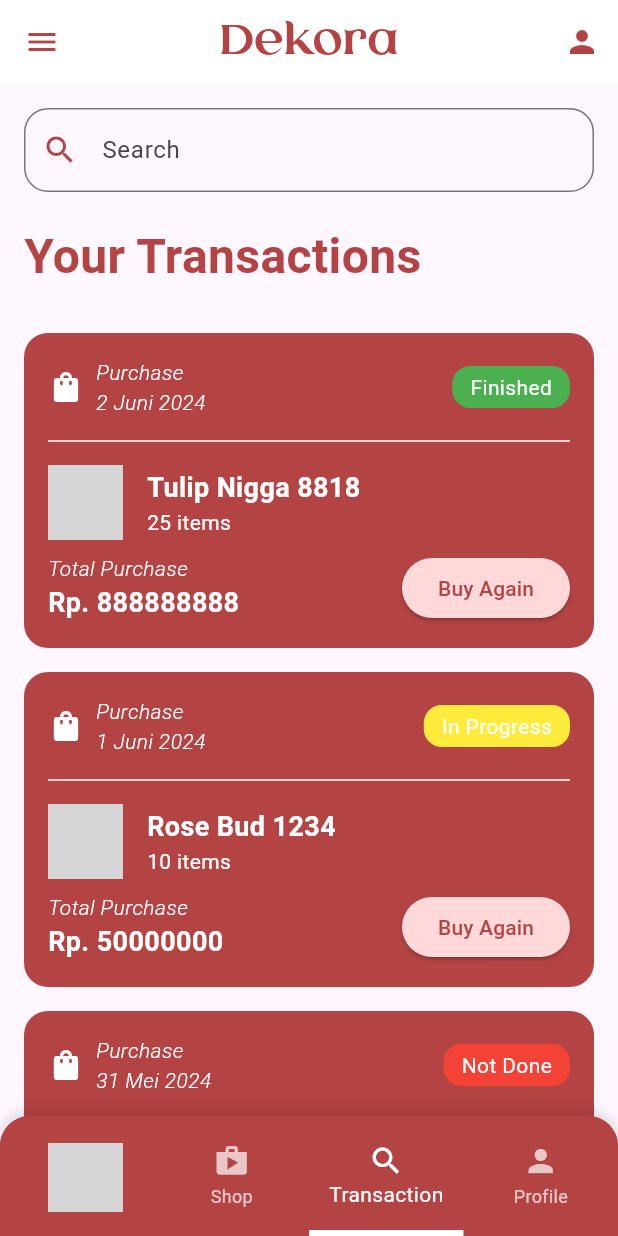
After one commit to arelsulistyo/Dekora, a Flutter app: the TransactionScreen screen opened directly, on a phone screen of 412 x 824 dp. The commit adds this screen. Run offline on Flutter 3.47's test engine with Material 3 defaults, Android fonts, the phone set to English and light mode, and no system bars; our stand-ins replace firebase_auth, firebase_core, shared_preferences; accounts and stored records are empty; network calls fail; Roboto replaces fonts that are missing (SF Pro Display); project files that could hold a hidden picture were left out; grey boxes are pictures that could not be loaded.

Commit message:
added transaction page

```diff
--- /dev/null
+++ b/lib/screens/transaction_screen.dart
@@ -0,0 +1,314 @@
+import 'package:flutter/material.dart';
+import 'package:dekora/global_variables.dart';
+import 'package:dekora/widgets/custom_bottom_navigation_bar.dart';
+
+class TransactionScreen extends StatefulWidget {
+  const TransactionScreen({super.key});
+
+  @override
+  _TransactionScreenState createState() => _TransactionScreenState();
+}
+
+class _TransactionScreenState extends State<TransactionScreen> {
+  List<Map<String, dynamic>> transactions = [
+    {
+      "date": "2 Juni 2024",
+      "status": "Finished",
+      "statusColor": Colors.green,
+      "image": "https://via.placeholder.com/50",
+      "name": "Tulip Nigga 8818",
+      "quantity": 25,
+      "totalPurchase": "Rp. 888888888"
+    },
+    {
+      "date": "1 Juni 2024",
+      "status": "In Progress",
+      "statusColor": Colors.yellow,
+      "image": "https://via.placeholder.com/50",
+      "name": "Rose Bud 1234",
+      "quantity": 10,
+      "totalPurchase": "Rp. 50000000"
+    },
+    {
+      "date": "31 Mei 2024",
+      "status": "Not Done",
+      "statusColor": Colors.red,
+      "image": "https://via.placeholder.com/50",
+      "name": "Lily Blossom 5678",
+      "quantity": 5,
+      "totalPurchase": "Rp. 25000000"
+    },
+    {
+      "date": "30 Mei 2024",
+      "status": "Finished",
+      "statusColor": Colors.green,
+      "image": "https://via.placeholder.com/50",
+      "name": "Daisy Delight 91011",
+      "quantity": 15,
+      "totalPurchase": "Rp. 75000000"
+    },
+  ];
+  List<Map<String, dynamic>> filteredTransactions = [];
+  TextEditingController searchController = TextEditingController();
+  int _selectedIndex = 2;
+
+  @override
+  void initState() {
+    super.initState();
+    filteredTransactions = transactions;
+    searchController.addListener(() {
+      filterTransactions();
+    });
+  }
+
+  void filterTransactions() {
+    List<Map<String, dynamic>> _transactions = [];
+    _transactions.addAll(transactions);
+    if (searchController.text.isNotEmpty) {
+      _transactions.retainWhere((transaction) {
+        String searchTerm = searchController.text.toLowerCase();
+        String transactionName = transaction["name"].toLowerCase();
+        return transactionName.contains(searchTerm);
+      });
+    }
+    setState(() {
+      filteredTransactions = _transactions;
+    });
+  }
+
+  void _onItemTapped(int index) {
+    setState(() {
+      _selectedIndex = index;
+    });
+  }
+
+  @override
+  void dispose() {
+    searchController.dispose();
+    super.dispose();
+  }
+
+  @override
+  Widget build(BuildContext context) {
+    return Scaffold(
+      appBar: AppBar(
+        backgroundColor: Colors.white,
+        title: const Text(
+          'Dekora',
+          style: TextStyle(
+            fontFamily: 'Laviossa',
+            fontSize: 28,
+            color: GlobalVariables.primaryColor,
+          ),
+        ),
+        centerTitle: true,
+        leading: IconButton(
+          icon: const Icon(Icons.menu, color: GlobalVariables.primaryColor),
+          onPressed: () {
+            // Handle menu button press
+          },
+        ),
+        actions: [
+          IconButton(
+            icon: const Icon(Icons.person, color: GlobalVariables.primaryColor),
+            onPressed: () {
+              // Handle profile button press
+            },
+          ),
+        ],
+      ),
+      body: Stack(
+        children: [
+          Padding(
+            padding: const EdgeInsets.all(16.0),
+            child: Column(
+              crossAxisAlignment: CrossAxisAlignment.start,
+              children: [
+                TextField(
+                  controller: searchController,
+                  decoration: InputDecoration(
+                    hintText: 'Search',
+                    prefixIcon:
+                        Icon(Icons.search, color: GlobalVariables.primaryColor),
+                    border: OutlineInputBorder(
+                      borderRadius: BorderRadius.circular(16.0),
+                    ),
+                  ),
+                  style: const TextStyle(
+                    fontFamily: 'SF Pro Display',
+                  ),
+                ),
+                const SizedBox(height: 20),
+                const Text(
+                  'Your Transactions',
+                  style: TextStyle(
+                    fontFamily: 'SF Pro Display',
+                    fontSize: 32,
+                    fontWeight: FontWeight.bold,
+                    color: GlobalVariables.primaryColor,
+                  ),
+                ),
+                const SizedBox(height: 20),
+                Expanded(
+                  child: ListView.builder(
+                    padding: const EdgeInsets.only(bottom: 80),
+                    itemCount: filteredTransactions.length,
+                    itemBuilder: (context, index) {
+                      final transaction = filteredTransactions[index];
+                      return GestureDetector(
+                        onTap: () {
+                          // Handle transaction tap
+                        },
+                        child: Container(
+                          margin: const EdgeInsets.symmetric(vertical: 8.0),
+                          decoration: BoxDecoration(
+                            color: GlobalVariables.primaryColor,
+                            borderRadius: BorderRadius.circular(16.0),
+                          ),
+                          child: Padding(
+                            padding: const EdgeInsets.all(16.0),
+                            child: Column(
+                              crossAxisAlignment: CrossAxisAlignment.start,
+                              children: [
+                                Row(
+                                  mainAxisAlignment:
+                                      MainAxisAlignment.spaceBetween,
+                                  children: [
+                                    Row(
+                                      children: [
+                                        Icon(Icons.shopping_bag,
+                                            color: Colors.white),
+                                        const SizedBox(width: 8),
+                                        Text(
+                                          'Purchase\n${transaction["date"]}',
+                                          style: const TextStyle(
+                                            fontFamily: 'SF Pro Display',
+                                            fontStyle: FontStyle.italic,
+                                            fontWeight: FontWeight.w300,
+                                            color: Colors.white,
+                                          ),
+                                        ),
+                                      ],
+                                    ),
+                                    Container(
+                                      padding: const EdgeInsets.symmetric(
+                                          horizontal: 12, vertical: 4),
+                                      decoration: BoxDecoration(
+                                        color: transaction["statusColor"],
+                                        borderRadius: BorderRadius.circular(12),
+                                      ),
+                                      child: Text(
+                                        transaction["status"],
+                                        style: const TextStyle(
+                                          fontFamily: 'SF Pro Display',
+                                          color: Colors.white,
+                                        ),
+                                      ),
+                                    ),
+                                  ],
+                                ),
+                                const SizedBox(height: 8),
+                                const Divider(color: Colors.white),
+                                const SizedBox(height: 8),
+                                Row(
+                                  children: [
+                                    Image.network(
+                                      transaction["image"],
+                                      width: 50,
+                                      height: 50,
+                                    ),
+                                    const SizedBox(width: 16),
+                                    Column(
+                                      crossAxisAlignment:
+                                          CrossAxisAlignment.start,
+                                      children: [
+                                        Text(
+                                          transaction["name"],
+                                          style: const TextStyle(
+                                            fontFamily: 'SF Pro Display',
+                                            fontSize: 18,
+                                            fontWeight: FontWeight.bold,
+                                            color: Colors.white,
+                                          ),
+                                        ),
+                                        Text(
+                                          '${transaction["quantity"]} items',
+                                          style: const TextStyle(
+                                            fontFamily: 'SF Pro Display',
+                                            color: Colors.white,
+                                          ),
+                                        ),
+                                      ],
+                                    ),
+                                  ],
+                                ),
+                                const SizedBox(height: 8),
+                                Row(
+                                  mainAxisAlignment:
+                                      MainAxisAlignment.spaceBetween,
+                                  children: [
+                                    Column(
+                                      crossAxisAlignment:
+                                          CrossAxisAlignment.start,
+                                      children: [
+                                        const Text(
+                                          'Total Purchase',
+                                          style: TextStyle(
+                                            fontFamily: 'SF Pro Display',
+                                            fontStyle: FontStyle.italic,
+                                            fontWeight: FontWeight.w300,
+                                            color: Colors.white,
+                                          ),
+                                        ),
+                                        Text(
+                                          transaction["totalPurchase"],
+                                          style: const TextStyle(
+                                            fontFamily: 'SF Pro Display',
+                                            fontSize: 18,
+                                            fontWeight: FontWeight.bold,
+                                            color: Colors.white,
+                                          ),
+                                        ),
+                                      ],
+                                    ),
+                                    ElevatedButton(
+                                      onPressed: () {
+                                        // Handle buy again action
+                                      },
+                                      style: ElevatedButton.styleFrom(
+                                        backgroundColor:
+                                            GlobalVariables.secondaryColor,
+                                      ),
+                                      child: Text(
+                                        'Buy Again',
+                                        style: TextStyle(
+                                          fontFamily: 'SF Pro Display',
+                                          color: GlobalVariables.primaryColor,
+                                        ),
+                                      ),
+                                    ),
+                                  ],
+                                ),
+                              ],
+                            ),
+                          ),
+                        ),
+                      );
+                    },
+                  ),
+                ),
+              ],
+            ),
+          ),
+          Align(
+            alignment: Alignment.bottomCenter,
+            child: CustomBottomNavigationBar(
+              selectedIndex: _selectedIndex,
+              // onItemTapped: _onItemTapped,
+            ),
+          ),
+        ],
+      ),
+    );
+  }
+}
--- a/lib/widgets/custom_bottom_navigation_bar.dart
+++ b/lib/widgets/custom_bottom_navigation_bar.dart
@@ -1,6 +1,7 @@
 // custom_bottom_navigation_bar.dart
 import 'package:dekora/screens/home_screen.dart';
 import 'package:dekora/screens/profile_screen.dart';
+import 'package:dekora/screens/transaction_screen.dart';
 import 'package:flutter/material.dart';
 import 'package:dekora/global_variables.dart';
 
@@ -22,8 +23,8 @@ class CustomBottomNavigationBar extends StatelessWidget {
         // Add navigation to the Shop screen if implemented
         return;
       case 2:
-        // Add navigation to the Search screen if implemented
-        return;
+        routeName = '/transaction'; // Add navigation to the Transaction screen
+        break;
       case 3:
         routeName = '/profile';
         break;
@@ -60,6 +61,8 @@ class CustomBottomNavigationBar extends StatelessWidget {
         return const HomeScreen();
       case '/profile':
         return const ProfileScreen();
+      case '/transaction':
+        return const TransactionScreen(); // Return the TransactionScreen
       default:
         return const HomeScreen(); // Default to home if route not found
     }
@@ -109,7 +112,7 @@ class CustomBottomNavigationBar extends StatelessWidget {
                   ),
                   _buildBottomNavigationBarItem(
                     icon: Icons.search,
-                    label: 'Search',
+                    label: 'Transaction',
                     isSelected: selectedIndex == 2,
                   ),
                   _buildBottomNavigationBarItem(
```
